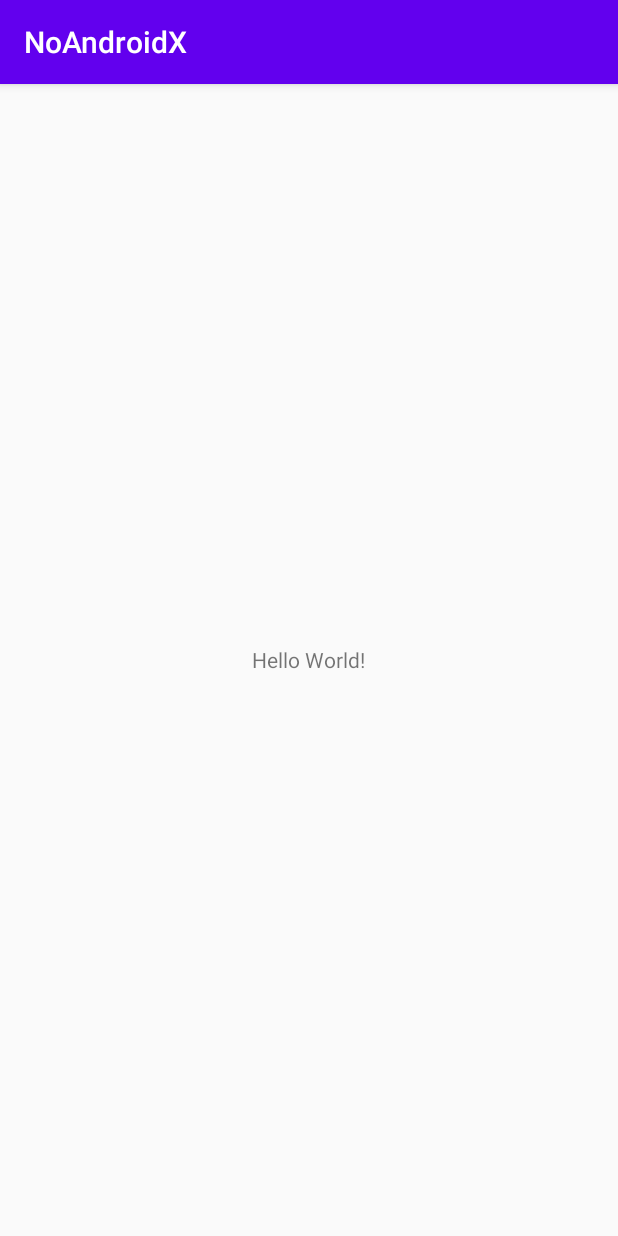
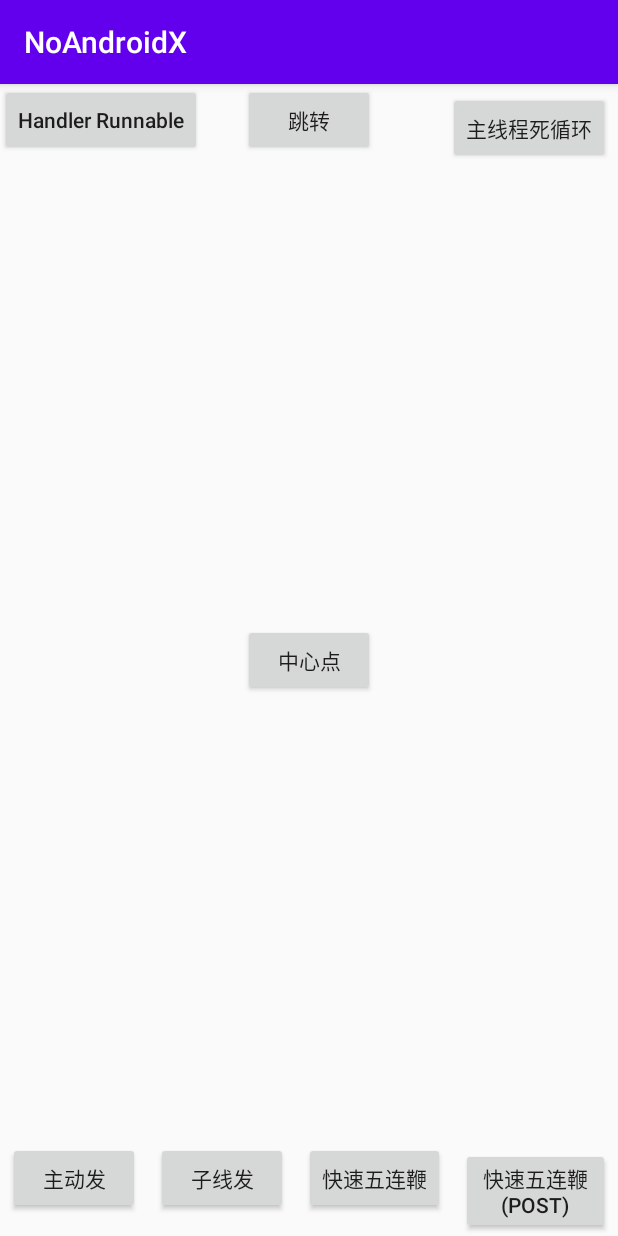
Before and after one commit to Jeffery336699/NoAndroidX, an Android app: the screen it shows after launch (MainActivity before the commit, LiveDataActivity after it), on a phone screen of 412 x 824 dp. Run offline under Robolectric (Android 15) with nearby library versions, the light colour scheme and no system bars; libraries missing offline, so code that uses them is left out: android.arch.core.

Commit message:
liveData

```diff
--- /dev/null
+++ b/app/src/main/java/com/example/noandroidx/LiveDataActivity.java
@@ -0,0 +1,178 @@
+package com.example.noandroidx;
+
+import android.annotation.SuppressLint;
+import android.arch.core.executor.ArchTaskExecutor;
+import android.arch.lifecycle.GenericLifecycleObserver;
+import android.arch.lifecycle.Lifecycle;
+import android.arch.lifecycle.LifecycleOwner;
+import android.arch.lifecycle.LiveData;
+import android.arch.lifecycle.Observer;
+import android.arch.lifecycle.ViewModelProviders;
+import android.content.Intent;
+import android.os.Handler;
+import android.os.HandlerThread;
+import android.os.Looper;
+import android.support.annotation.Nullable;
+import android.support.v7.app.AppCompatActivity;
+import android.os.Bundle;
+import android.util.Log;
+import android.view.View;
+import android.widget.Button;
+
+import com.example.noandroidx.vm.MyViewModel;
+
+import java.util.UUID;
+
+public class LiveDataActivity extends AppCompatActivity implements ILog {
+    public static MyLiveData<String> liveData;
+    public static Observer<String> observer = new Observer<String>() {
+        @Override
+        public void onChanged(@Nullable String s) {
+            //更新UI
+            Log.i(TAG, observer.hashCode() + "--MainActivity--onChanged: -->" + s);
+//                ((Button) findViewById(R.id.bt)).setText(s);
+        }
+    };
+    private Button bt;
+
+    @SuppressLint("RestrictedApi")
+    @Override
+    protected void onCreate(Bundle savedInstanceState) {
+        super.onCreate(savedInstanceState);
+        setContentView(R.layout.activity_live_data);
+        bt = findViewById(R.id.bt);
+        getLifecycle().addObserver((GenericLifecycleObserver) (source, event) -> {
+            switch (event) {
+                case ON_CREATE:
+                    Log.i(TAG, "ON_CREATE: ");
+                    break;
+                case ON_START:
+                    liveData.hashCode();
+                    Log.i(TAG, "ON_START: ");
+                    break;
+                case ON_RESUME:
+                    Log.i(TAG, "ON_RESUME: ");
+                    break;
+                case ON_PAUSE:
+                    Log.i(TAG, "ON_PAUSE: ");
+                    break;
+                case ON_STOP:
+                    Log.i(TAG, "ON_STOP: ");
+                    break;
+                case ON_DESTROY:
+                    Log.i(TAG, "ON_DESTROY: ");
+                    break;
+                case ON_ANY:
+                    throw new IllegalArgumentException("ON_ANY must not been send by anybody");
+            }
+        });
+        MyViewModel myViewModel = ViewModelProviders.of(this).get(MyViewModel.class);
+        liveData = myViewModel.getLiveData();
+
+        liveData.observe(this, observer);
+        myViewModel.loadDatas();
+    }
+
+    public void onJumpNext(View view) {
+        startActivity(new Intent(this, SecordActivity.class));
+    }
+
+    public void onSetValue(View view) {
+        liveData.setValue("主动发送值~");
+    }
+
+    public void onThreadSetValue(View view) {
+        new Thread(new Runnable() {
+            @Override
+            public void run() {
+                liveData.postValue("子线程发");
+            }
+        }).start();
+    }
+
+    public void onFastSetValue(View view) {
+        for (int i = 0; i < 10; i++) {
+            liveData.setValue("-->" + i);
+        }
+    }
+
+
+    public void onFastPostValue(View view) throws InterruptedException {
+        for (int i = 0; i < 1000; i++) {
+            liveData.postValue("-->" + i);
+            Thread.sleep(10);
+        }
+    }
+
+    volatile boolean flag = false;
+    volatile int data = 0;
+
+    @SuppressLint("RestrictedApi")
+    public void onTestHandler(View view) throws Exception {
+        Handler handler = new Handler(Looper.getMainLooper());
+        Runnable runnable = new Runnable() {
+            int i;
+
+            @Override
+            public void run() {
+                Log.i(TAG, "run: -->" + (++i));
+                flag = false;
+            }
+        };
+
+        for (int i = 0; i < 1000; i++) {
+            myPost(i, runnable);
+            Thread.sleep(5);
+        }
+    }
+
+    @SuppressLint("RestrictedApi")
+    void myPost(int i, Runnable runnable) {
+        Log.i(TAG, "myPost: " + i);
+        if (flag) return;
+        flag = true;
+        ArchTaskExecutor.getInstance().postToMainThread(runnable);
+    }
+
+    @SuppressLint("RestrictedApi")
+    public void onWhileDo(View view) throws InterruptedException {
+        bt.setText("开始了。。。");
+        Runnable runnable = new Runnable() {
+            int i;
+            @Override
+            public void run() {
+                ++i;
+                bt.setText("执行--" + i);
+                Log.i(TAG, Thread.currentThread().getName()+"--run: -->" + i);
+                flag = false;
+            }
+        };
+        HandlerThread handlerThread = new HandlerThread("xxx");
+        handlerThread.start();
+        Handler handler = new Handler(Looper.getMainLooper());
+        for (int i = 0; i < 1000; i++) {
+            Log.i(TAG, "for: " + i);
+            Thread.sleep(5);
+            if (flag) continue;
+            flag = true;
+//            ArchTaskExecutor.getInstance().postToMainThread(runnable);
+            handler.post(runnable);
+        }
+    }
+
+    public void onCenterClick(View view) {
+        new Thread(new Runnable() {
+            @Override
+            public void run() {
+                while (true){
+                    try {
+                        Thread.sleep(10);
+                        liveData.postValue(UUID.randomUUID().toString());
+                    } catch (InterruptedException e) {
+                        e.printStackTrace();
+                    }
+                }
+            }
+        }).start();
+    }
+}
--- /dev/null
+++ b/app/src/main/java/com/example/noandroidx/MyLiveData.java
@@ -0,0 +1,21 @@
+package com.example.noandroidx;
+
+import android.arch.lifecycle.MutableLiveData;
+import android.util.Log;
+
+public class MyLiveData<T> extends MutableLiveData<T> implements ILog {
+
+    @Override
+    protected void onActive() {
+        super.onActive();
+        Log.i(TAG, "MyLiveData onActive: ");
+    }
+
+    @Override
+    protected void onInactive() {
+        super.onInactive();
+        Log.i(TAG, "MyLiveData inActive: ");
+    }
+
+
+}
--- a/app/src/main/java/com/example/noandroidx/vm/MyViewModel.java
+++ b/app/src/main/java/com/example/noandroidx/vm/MyViewModel.java
@@ -4,14 +4,21 @@ package com.example.noandroidx.vm;
 import android.arch.lifecycle.LiveData;
 import android.arch.lifecycle.MutableLiveData;
 import android.arch.lifecycle.ViewModel;
+import android.os.Handler;
+import android.os.HandlerThread;
+import android.os.Looper;
+import android.util.Log;
 
+import com.example.noandroidx.ILog;
+import com.example.noandroidx.MyLiveData;
 import com.example.noandroidx.bean.User;
 
 import java.util.ArrayList;
 import java.util.List;
 
-public class MyViewModel extends ViewModel {
+public class MyViewModel extends ViewModel implements ILog {
     private MutableLiveData<List<User>> users;
+    private MyLiveData<String> liveData;
 
     public LiveData<List<User>> getUsers() {
         if (users == null) {
@@ -20,6 +27,61 @@ public class MyViewModel extends ViewModel {
         }
         return users;
     }
+
+    public MyLiveData<String> getLiveData() {
+        if (liveData == null) {
+            liveData = new MyLiveData<>();
+        }
+        return liveData;
+    }
+
+    public void loadDatas(){
+//        HandlerThread handlerThread = new HandlerThread("HandlerThread名字");
+//        handlerThread.start();
+////        Handler handler = new Handler(Looper.getMainLooper());
+//        Handler handler = new Handler(handlerThread.getLooper());
+//        handler.postDelayed(new Runnable() {
+//            @Override
+//            public void run() {
+//                Log.i(TAG, "run: --->Thread:" + Thread.currentThread().getName());
+//                try {
+//                    liveData.postValue("1数据更新！");
+//                    liveData.postValue("2数据更新！");
+//                    liveData.postValue("3数据更新！");
+//                    liveData.postValue("4数据更新！");
+//                    liveData.postValue("5数据更新！");
+//                    liveData.postValue("6数据更新！");
+//                    liveData.postValue("7数据更新！");
+//                    liveData.postValue("8数据更新！");
+//                    liveData.postValue("9数据更新！");
+//                    liveData.postValue("10数据更新！");
+//                } catch (Exception e) {
+//                    e.printStackTrace();
+//                }
+//            }
+//        }, 2000);
+
+
+//        for (int i = 0; i < 1000; i++) {
+//            int finalI = i;
+//            new Thread(new Runnable() {
+//                @Override
+//                public void run() {
+//                    liveData.postValue(finalI +"数据更新！");
+//                }
+//            }).start();
+//            try {
+//                Thread.sleep(10);
+//            } catch (InterruptedException e) {
+//                e.printStackTrace();
+//            }
+//        }
+
+        liveData.postValue(1 +"数据更新！");
+        liveData.postValue(2 +"数据更新！");
+        liveData.postValue(3 +"数据更新！");
+    }
+
 
     private void loadUsers() {
         List<User> list = new ArrayList<>();
--- /dev/null
+++ b/app/src/main/res/layout/activity_live_data.xml
@@ -0,0 +1,79 @@
+<?xml version="1.0" encoding="utf-8"?>
+<RelativeLayout xmlns:android="http://schemas.android.com/apk/res/android"
+    xmlns:app="http://schemas.android.com/apk/res-auto"
+    xmlns:tools="http://schemas.android.com/tools"
+    android:layout_width="match_parent"
+    android:layout_height="match_parent"
+    tools:context=".LiveDataActivity">
+
+    <Button
+        android:id="@+id/bt"
+        android:text="中心点"
+        android:onClick="onCenterClick"
+        android:layout_width="wrap_content"
+        android:layout_height="wrap_content"
+        android:layout_centerInParent="true" />
+
+    <Button
+        android:layout_width="wrap_content"
+        android:layout_height="wrap_content"
+        android:layout_centerHorizontal="true"
+        android:onClick="onJumpNext"
+        android:text="跳转" />
+
+    <Button
+        android:layout_alignParentEnd="true"
+        android:layout_width="wrap_content"
+        android:layout_height="wrap_content"
+        android:layout_margin="5dp"
+        android:onClick="onWhileDo"
+        android:text="主线程死循环" />
+
+
+
+    <Button
+        android:layout_width="wrap_content"
+        android:layout_height="wrap_content"
+        android:onClick="onTestHandler"
+        android:text="Handler Runnable"
+        android:textAllCaps="false" />
+
+    <LinearLayout
+        android:layout_width="match_parent"
+        android:layout_height="wrap_content"
+        android:layout_alignParentBottom="true"
+        android:layout_centerHorizontal="true">
+
+        <Button
+            android:layout_width="wrap_content"
+            android:layout_height="wrap_content"
+            android:layout_margin="5dp"
+            android:onClick="onSetValue"
+            android:text="主动发" />
+
+        <Button
+            android:layout_width="wrap_content"
+            android:layout_height="wrap_content"
+            android:layout_margin="5dp"
+            android:onClick="onThreadSetValue"
+            android:text="子线发" />
+
+        <Button
+            android:layout_width="wrap_content"
+            android:layout_height="wrap_content"
+            android:layout_margin="5dp"
+            android:onClick="onFastSetValue"
+            android:text="快速五连鞭" />
+
+        <Button
+            android:layout_width="wrap_content"
+            android:layout_height="wrap_content"
+            android:layout_margin="5dp"
+            android:onClick="onFastPostValue"
+            android:text="快速五连鞭(post)" />
+
+
+    </LinearLayout>
+
+
+</RelativeLayout>
--- a/app/src/main/res/values/strings.xml
+++ b/app/src/main/res/values/strings.xml
@@ -1,3 +1,5 @@
 <resources>
     <string name="app_name">NoAndroidX</string>
+    <!-- TODO: Remove or change this placeholder text -->
+    <string name="hello_blank_fragment">Hello blank fragment</string>
 </resources>
```
Also changed, not shown: app/build.gradle (+4 -3 lines), app/src/main/AndroidManifest.xml (+5 -2 lines), app/src/main/java/com/example/noandroidx/BlankFragment.java (added, +42 -0 lines), app/src/main/java/com/example/noandroidx/MainActivity.java (+18 -0 lines), app/src/main/java/com/example/noandroidx/SecordActivity.java (added, +30 -0 lines), app/src/main/java/com/example/noandroidx/fragment/HostFragment.java (added, +31 -0 lines), app/src/main/res/layout/activity_secord.xml (added, +14 -0 lines), app/src/main/res/layout/fragment_blank.xml (added, +14 -0 lines), settings.gradle (+12 -0 lines).
